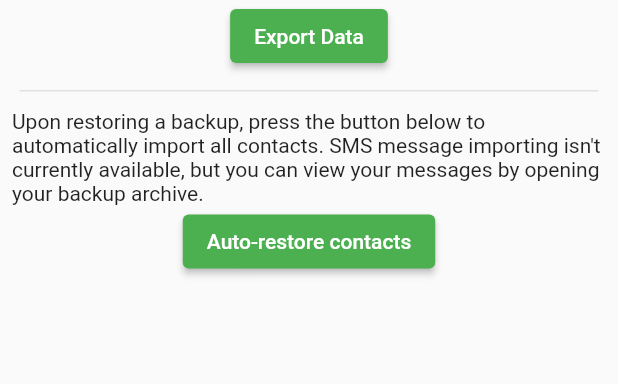
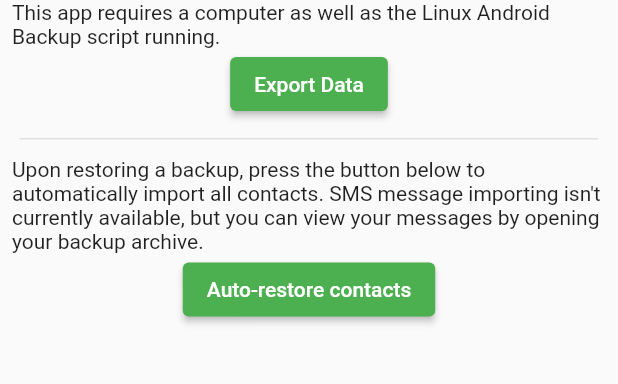
Before and after one commit to mrrfv/open-android-backup, a Flutter app: the screen it shows after launch, on a phone screen of 412 x 824 dp, the part 192-576 px from its top. Run offline on Flutter 3.47's test engine with Material 2 defaults, Android fonts, the phone set to English and light mode, and no system bars; our stand-ins replace csv, device_info_plus, flutter_contacts, permission_handler; missing offline and left inert: flutter_sms_inbox.

```diff
--- a/companion_app/lib/main.dart
+++ b/companion_app/lib/main.dart
@@ -212,6 +212,7 @@ class _HomeState extends State<Home> {
             const Text(
               "The Linux Android Backup companion app allows for backups of your contacts, with more to come. It doesn't upload your data to a remote server: data is saved to the internal storage and then read by the script running on your computer.",
             ),
+            const Text("This app requires a computer as well as the Linux Android Backup script running."),
             ElevatedButton(
               onPressed: () {
                 setState(() {
--- a/companion_app/pubspec.yaml
+++ b/companion_app/pubspec.yaml
@@ -1,5 +1,5 @@
 name: companion_app
-description: A new Flutter project.
+description: Companion app for Linux Android Backup, an easy-to-use tool to backup and restore Android devices.
 
 # The following line prevents the package from being accidentally published to
 # pub.dev using `flutter pub publish`. This is preferred for private packages.
@@ -15,7 +15,7 @@ publish_to: 'none' # Remove this line if you wish to publish to pub.dev
 # In iOS, build-name is used as CFBundleShortVersionString while build-number used as CFBundleVersion.
 # Read more about iOS versioning at
 # https://developer.apple.com/library/archive/documentation/General/Reference/InfoPlistKeyReference/Articles/CoreFoundationKeys.html
-version: 1.0.0+1
+version: 1.0.1+1
 
 environment:
   sdk: ">=2.15.1 <3.0.0"
--- a/extras/backup_archive_info.txt
+++ b/extras/backup_archive_info.txt
@@ -1,2 +1,4 @@
 This is a backup archive created by Linux Android Backup.
 For more information, please visit the project's GitHub repository: https://github.com/mrrfv/linux-android-backup
+
+"version.txt" is a file containing the version of the script when this backup was created; this data might be used in the future to improve backwards compatibility. Please avoid changing its contents.
```
Also changed, not shown: 6 other files.
